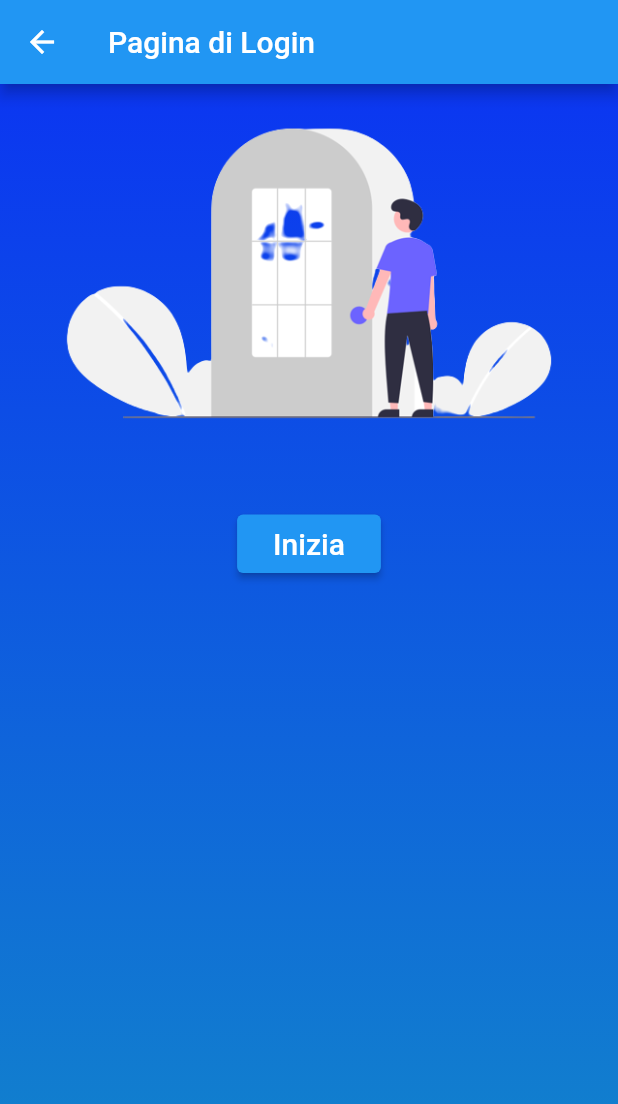
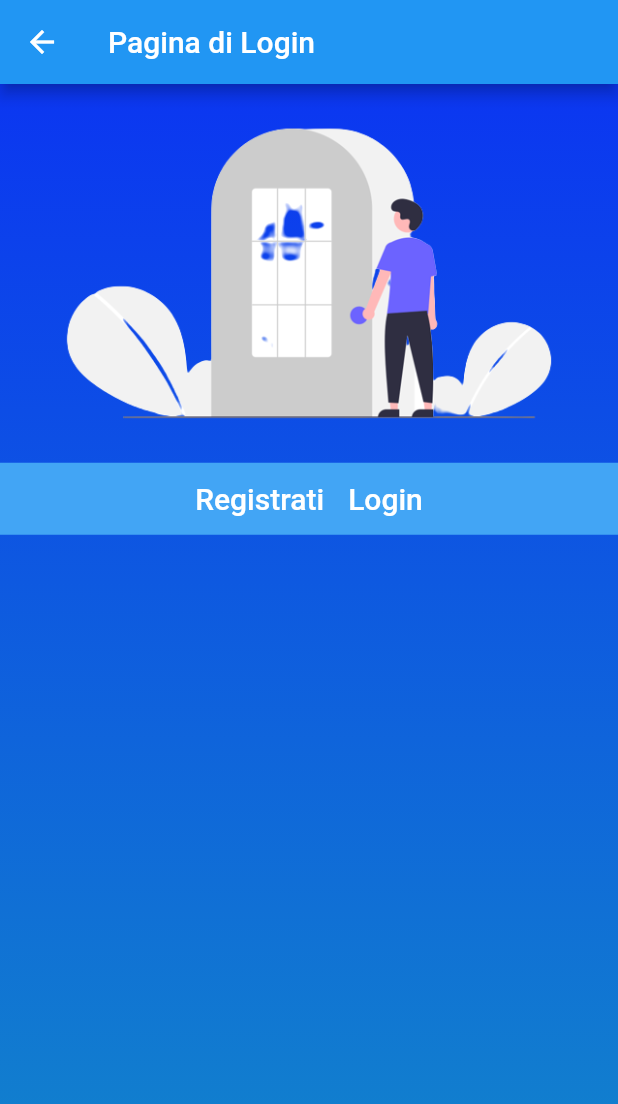
Before and after one commit to giacomo9801/flutter_firstapp, a Flutter app: the screen it shows after launch, after a tap on "Inizia", on a phone screen of 412 x 824 dp. Shown: the top 1104 px of the screen. Run offline on Flutter 3.47's test engine with Material 2 defaults, Android fonts, the phone set to English and light mode, and no system bars.

Commit message:
row reg-log

```diff
--- a/lib/pages/login_page.dart
+++ b/lib/pages/login_page.dart
@@ -27,17 +27,8 @@ class _LoginPageState extends State<LoginPage> {
         ),
         child: Column(
           children: <Widget>[
-            _imgLogin(),
-            const SizedBox(height: 30),
-            ElevatedButton(
-              onPressed: () {
-                Navigator.pushNamed(context, '/login_page');
-              },
-              child: const Padding(
-                padding: EdgeInsets.all(8.0),
-                child: Text('Inizia', style: TextStyle(fontSize: 20)),
-              ),
-            ),
+            _imgLogin(), //immagine login
+            _rowbtnlogin(),
           ],
         ),
       ),
@@ -48,4 +39,31 @@ class _LoginPageState extends State<LoginPage> {
         image: AssetImage('assets/images/loginimg.png'),
         alignment: Alignment.topCenter,
       );
+
+  Widget _rowbtnlogin() => Container(
+        color: Colors.blue.shade400,
+        child: const Row(
+          mainAxisAlignment: MainAxisAlignment.center,
+          children: [
+            //aggiunti 2 textbutton registrati e login
+            TextButton(
+              onPressed: null,
+              child: Text(
+                'Registrati',
+                style: TextStyle(fontSize: 20, color: Colors.white),
+              ),
+            ),
+            TextButton(
+              onPressed: null,
+              child: Text(
+                'Login',
+                style: TextStyle(
+                  fontSize: 20,
+                  color: Colors.white,
+                ),
+              ),
+            ),
+          ],
+        ),
+      );
 }
```
